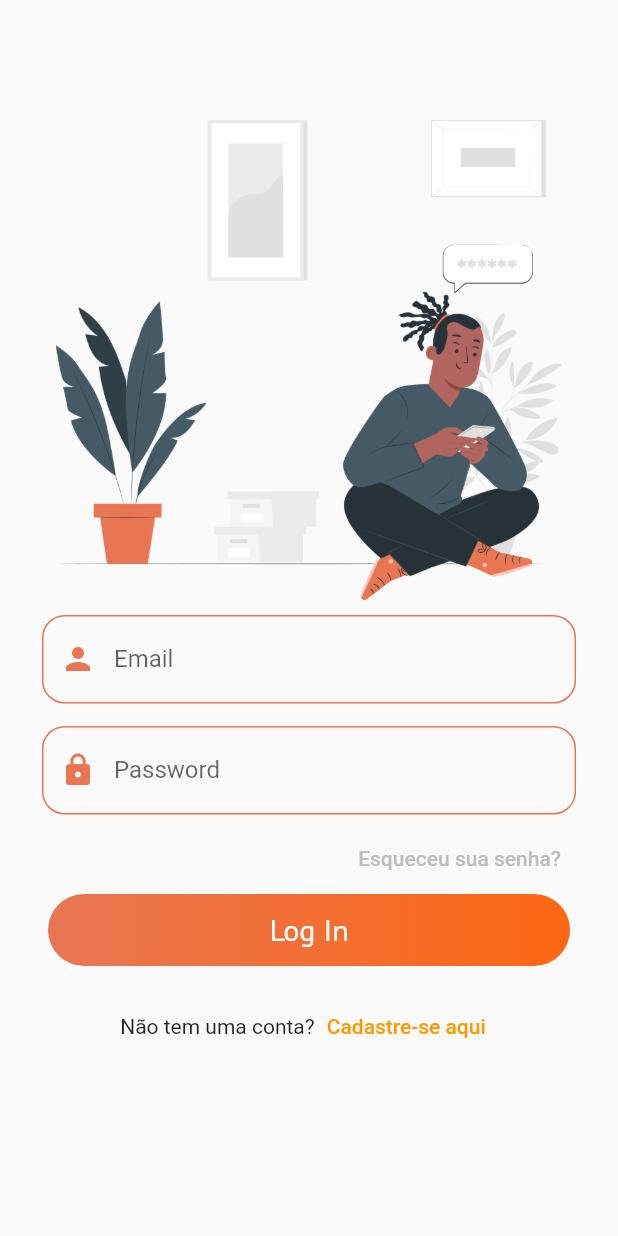
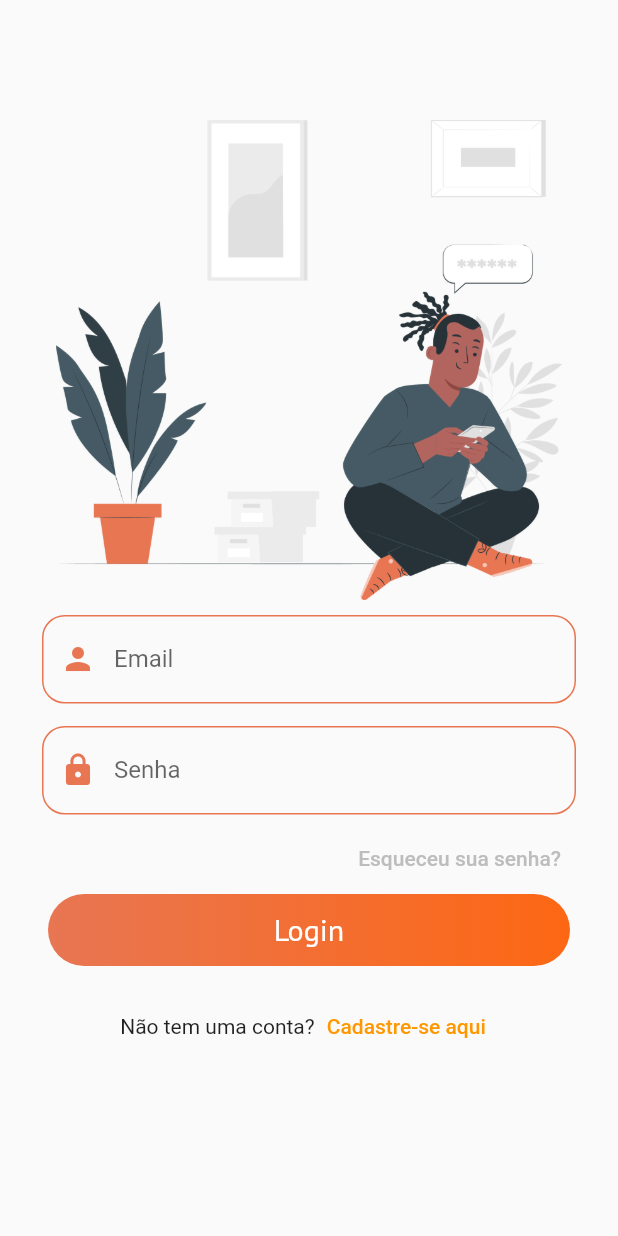
Before and after one commit to gabriel-kohler/login-page-with-clean-arch, a Flutter app: the LoginPage screen opened directly, on a phone screen of 412 x 824 dp. Run offline on Flutter 3.47's test engine with Material 2 defaults, Android fonts, the phone set to English and light mode, and no system bars; our stand-ins replace google_fonts.

Commit message:
test(ui): ensure LoginPage with correct initial state

```diff
--- a/lib/ui/components/components.dart
+++ b/lib/ui/components/components.dart
@@ -1,2 +1 @@
 export 'app.dart';
-export 'login_form.dart';
--- a/lib/ui/components/login_form.dart
+++ /dev/null
@@ -1,104 +0,0 @@
-import 'package:flutter/material.dart';
-
-import 'package:google_fonts/google_fonts.dart';
-
-class LoginForm extends StatelessWidget {
-  final _formKey = GlobalKey<FormState>();
-
-  @override
-  Widget build(BuildContext context) {
-    return Form(
-      key: _formKey,
-      child: Column(
-        children: [
-          Container(
-            margin: const EdgeInsets.symmetric(horizontal: 28, vertical: 10),
-            padding: EdgeInsets.only(
-              bottom: MediaQuery.of(context).viewInsets.bottom,
-            ),
-            child: TextFormField(
-              keyboardType: TextInputType.emailAddress,
-              decoration: InputDecoration(
-                prefixIcon: Icon(
-                  Icons.person,
-                  color: const Color(0xFFE87653),
-                ),
-                labelText: 'Email',
-                enabledBorder: OutlineInputBorder(
-                  borderRadius: BorderRadius.circular(15),
-                  borderSide: BorderSide(
-                    color: const Color(0xFFE87653),
-                  ),
-                ),
-              ),
-              validator: (value) {
-                if (value == null || value.isEmpty) {
-                  return 'Please enter some text';
-                }
-                return null;
-              },
-            ),
-          ),
-          Container(
-            margin: const EdgeInsets.symmetric(horizontal: 28, vertical: 5),
-            padding: EdgeInsets.only(
-              bottom: MediaQuery.of(context).viewInsets.bottom,
-            ),
-            child: TextFormField(
-              obscureText: true,
-              decoration: InputDecoration(
-                prefixIcon: Icon(
-                  Icons.lock,
-                  color: const Color(0xFFE87653),
-                ),
-                labelText: 'Password',
-                enabledBorder: OutlineInputBorder(
-                  borderRadius: BorderRadius.circular(15),
-                  borderSide: BorderSide(
-                    color: const Color(0xFFE87653),
-                  ),
-                ),
-              ),
-            ),
-          ),
-          Container(
-            alignment: Alignment.centerRight,
-            padding: EdgeInsets.only(right: 30),
-            child: TextButton(
-              onPressed: () {},
-              child: Text(
-                'Esqueceu sua senha?',
-                style: TextStyle(color: Colors.grey[400]),
-              ),
-            ),
-          ),
-          Container(
-            height: 48,
-            width: 348,
-            decoration: BoxDecoration(
-              gradient: LinearGradient(
-                colors: [
-                  const Color(0xFFE87653),
-                  const Color(0xFFFD6713),
-                ],
-              ),
-              borderRadius: BorderRadius.circular(30),
-            ),
-            child: InkWell(
-              onTap: () {},
-              child: Center(
-                child: Text(
-                  'Log In',
-                  style: GoogleFonts.ptSans(
-                    fontSize: 20,
-                    color: Colors.white,
-                  ),
-                ),
-              ),
-            ),
-          ),
-        ],
-      ),
-    );
-  }
-}
--- /dev/null
+++ b/lib/ui/pages/login/login.dart
@@ -0,0 +1,2 @@
+export './login_page.dart';
+export './login_presenter.dart';
--- a/lib/ui/pages/login/login_page.dart
+++ b/lib/ui/pages/login/login_page.dart
@@ -1,11 +1,13 @@
 import 'package:flutter/material.dart';
-
-import '/ui/components/components.dart';
+import 'package:google_fonts/google_fonts.dart';
 
 class LoginPage extends StatelessWidget {
+
   @override
   Widget build(BuildContext context) {
     //final screenHeight = (size.height - MediaQuery.of(context).padding.top);
+    final _formKey = GlobalKey<FormState>();
+
     return Scaffold(
       //appBar: AppBar(),
       body: Container(
@@ -20,7 +22,96 @@ class LoginPage extends StatelessWidget {
               ),
               Container(
                 height: 260,
-                child: LoginForm(),
+                child: Form(
+                  key: _formKey,
+                  child: Column(
+                    children: [
+                      Container(
+                        margin: const EdgeInsets.symmetric(
+                            horizontal: 28, vertical: 10),
+                        padding: EdgeInsets.only(
+                          bottom: MediaQuery.of(context).viewInsets.bottom,
+                        ),
+                        child: TextFormField(
+                          keyboardType: TextInputType.emailAddress,
+                          decoration: InputDecoration(
+                            prefixIcon: Icon(
+                              Icons.person,
+                              color: const Color(0xFFE87653),
+                            ),
+                            labelText: 'Email',
+                            enabledBorder: OutlineInputBorder(
+                              borderRadius: BorderRadius.circular(15),
+                              borderSide: BorderSide(
+                                color: const Color(0xFFE87653),
+                              ),
+                            ),
+                          ),
+                        ),
+                      ),
+                      Container(
+                        margin: const EdgeInsets.symmetric(
+                            horizontal: 28, vertical: 5),
+                        padding: EdgeInsets.only(
+                          bottom: MediaQuery.of(context).viewInsets.bottom,
+                        ),
+                        child: TextFormField(
+                          obscureText: true,
+                          decoration: InputDecoration(
+                            prefixIcon: Icon(
+                              Icons.lock,
+                              color: const Color(0xFFE87653),
+                            ),
+                            labelText: 'Senha',
+                            enabledBorder: OutlineInputBorder(
+                              borderRadius: BorderRadius.circular(15),
+                              borderSide: BorderSide(
+                                color: const Color(0xFFE87653),
+                              ),
+                            ),
+                          ),
+                        ),
+                      ),
+                      Container(
+                        alignment: Alignment.centerRight,
+                        padding: EdgeInsets.only(right: 30),
+                        child: TextButton(
+                          onPressed: () {},
+                          child: Text(
+                            'Esqueceu sua senha?',
+                            style: TextStyle(color: Colors.grey[400]),
+                          ),
+                        ),
+                      ),
+                      Container(
+                        height: 48,
+                        width: 348,
+                        decoration: BoxDecoration(
+                          gradient: LinearGradient(
+                            colors: [
+                              const Color(0xFFE87653),
+                              const Color(0xFFFD6713),
+                            ],
+                          ),
+                          borderRadius: BorderRadius.circular(30),
+                        ),
+                        child: InkWell(
+                          key: ValueKey('login'),
+                          onTap: null,
+                          child: Center(
+                            child: Text(
+                              'Login',
+                              style: GoogleFonts.ptSans(
+                                fontSize: 20,
+                                color: Colors.white,
+                              ),
+                            ),
+                          ),
+                        ),
+                      ),
+                    ],
+                  ),
+                ),
               ),
               Row(
                 mainAxisAlignment: MainAxisAlignment.center,
--- a/lib/ui/pages/login/login_presenter.dart
+++ b/lib/ui/pages/login/login_presenter.dart
@@ -0,0 +1,4 @@
+abstract class LoginPresenter {
+
+
+}
--- a/pubspec.yaml
+++ b/pubspec.yaml
@@ -30,13 +30,11 @@ dependencies:
   cupertino_icons: ^1.0.2
   google_fonts: ^2.1.0
   http:
-  build_runner:
-
 
 dev_dependencies:
   flutter_test:
     sdk: flutter
-  mockito:
+  mockito: 3.0.2
   test:
   faker:
 
```
Also changed, not shown: lib/ui/components/app.dart (+5 -6 lines), lib/ui/pages/welcome_page.dart (+7 -7 lines), pubspec.lock, 2 other files.
